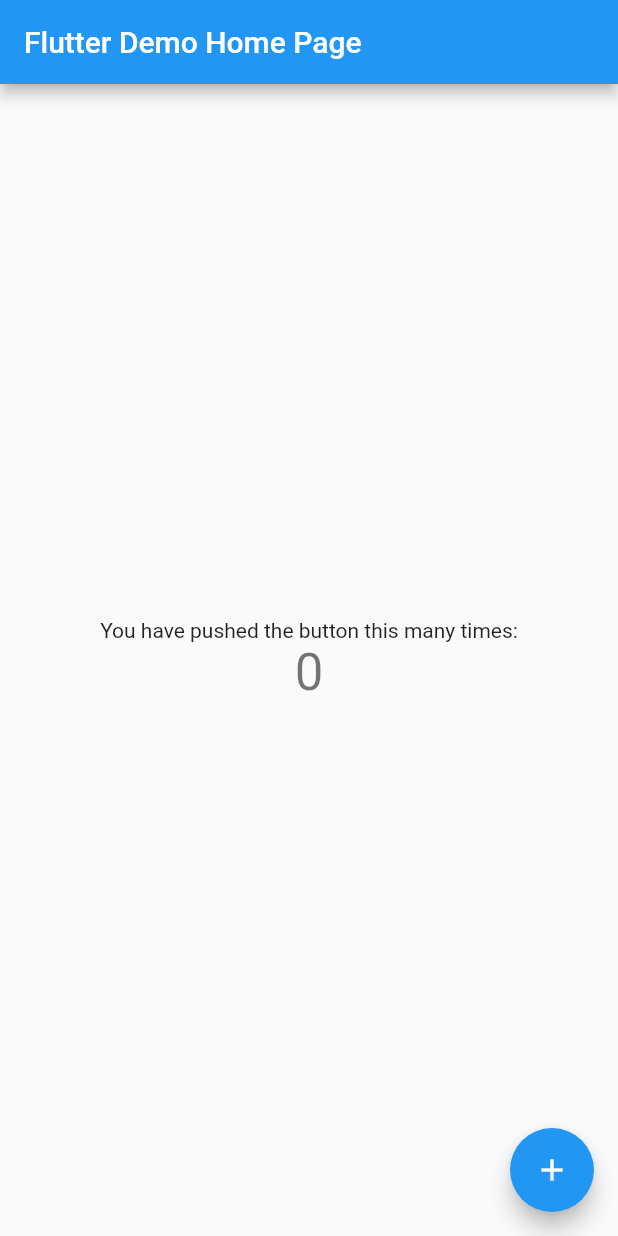
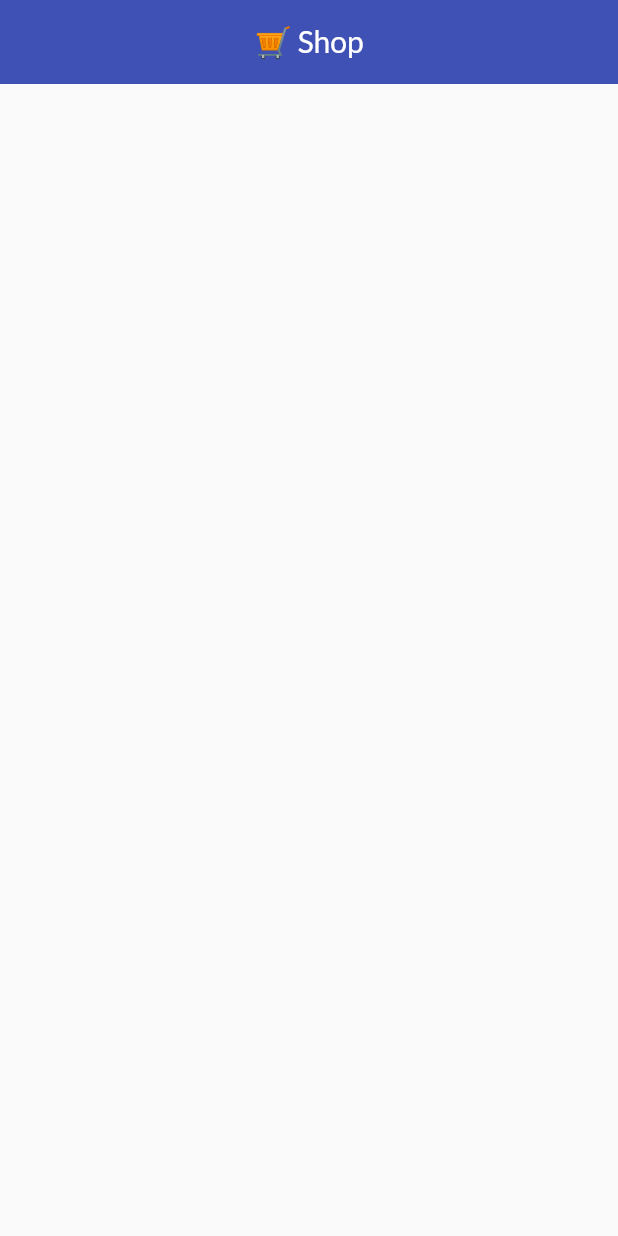
Before and after one commit to Raj-Mandloii/Shop-App-Flutter, a Flutter app: the screen it shows after launch, on a phone screen of 412 x 824 dp. Run offline on Flutter 3.47's test engine with Material 2 defaults, Android fonts, the phone set to English and light mode, and no system bars.

```diff
--- a/lib/main.dart
+++ b/lib/main.dart
@@ -1,4 +1,8 @@
 import 'package:flutter/material.dart';
+import 'package:provider/provider.dart';
+import 'package:shop_app/providers/products.dart';
+import 'package:shop_app/screens/product_detail_screen.dart';
+import 'package:shop_app/screens/product_overview_screen.dart';
 
 void main() {
   runApp(const MyApp());
@@ -10,106 +14,23 @@ class MyApp extends StatelessWidget {
   // This widget is the root of your application.
   @override
   Widget build(BuildContext context) {
-    return MaterialApp(
-      title: 'Flutter Demo',
-      theme: ThemeData(
-        // This is the theme of your application.
-        //
-        // Try running your application with "flutter run". You'll see the
-        // application has a blue toolbar. Then, without quitting the app, try
-        // changing the primarySwatch below to Colors.green and then invoke
-        // "hot reload" (press "r" in the console where you ran "flutter run",
-        // or simply save your changes to "hot reload" in a Flutter IDE).
-        // Notice that the counter didn't reset back to zero; the application
-        // is not restarted.
-        primarySwatch: Colors.blue,
+    return ChangeNotifierProvider(
+      create: (context) => Products(),
+      child: MaterialApp(
+        debugShowCheckedModeBanner: false,
+        title: '🛒 Shop App',
+        theme: ThemeData(
+            primarySwatch: Colors.indigo,
+            accentColor: Colors.deepOrange,
+            fontFamily: "Lato"),
+        home: ProductOverviewScreen(),
+        routes: {
+          ProductDetail.routeName: (ctx) => ProductDetail(),
+        },
       ),
-      home: const MyHomePage(title: 'Flutter Demo Home Page'),
     );
   }
 }
 
-class MyHomePage extends StatefulWidget {
-  const MyHomePage({super.key, required this.title});
-
-  // This widget is the home page of your application. It is stateful, meaning
-  // that it has a State object (defined below) that contains fields that affect
-  // how it looks.
-
-  // This class is the configuration for the state. It holds the values (in this
-  // case the title) provided by the parent (in this case the App widget) and
-  // used by the build method of the State. Fields in a Widget subclass are
-  // always marked "final".
-
-  final String title;
-
-  @override
-  State<MyHomePage> createState() => _MyHomePageState();
-}
-
-class _MyHomePageState extends State<MyHomePage> {
-  int _counter = 0;
-
-  void _incrementCounter() {
-    setState(() {
-      // This call to setState tells the Flutter framework that something has
-      // changed in this State, which causes it to rerun the build method below
-      // so that the display can reflect the updated values. If we changed
-      // _counter without calling setState(), then the build method would not be
-      // called again, and so nothing would appear to happen.
-      _counter++;
-    });
-  }
-
-  @override
-  Widget build(BuildContext context) {
-    // This method is rerun every time setState is called, for instance as done
-    // by the _incrementCounter method above.
-    //
-    // The Flutter framework has been optimized to make rerunning build methods
-    // fast, so that you can just rebuild anything that needs updating rather
-    // than having to individually change instances of widgets.
-    return Scaffold(
-      appBar: AppBar(
-        // Here we take the value from the MyHomePage object that was created by
-        // the App.build method, and use it to set our appbar title.
-        title: Text(widget.title),
-      ),
-      body: Center(
-        // Center is a layout widget. It takes a single child and positions it
-        // in the middle of the parent.
-        child: Column(
-          // Column is also a layout widget. It takes a list of children and
-          // arranges them vertically. By default, it sizes itself to fit its
-          // children horizontally, and tries to be as tall as its parent.
-          //
-          // Invoke "debug painting" (press "p" in the console, choose the
-          // "Toggle Debug Paint" action from the Flutter Inspector in Android
-          // Studio, or the "Toggle Debug Paint" command in Visual Studio Code)
-          // to see the wireframe for each widget.
-          //
-          // Column has various properties to control how it sizes itself and
-          // how it positions its children. Here we use mainAxisAlignment to
-          // center the children vertically; the main axis here is the vertical
-          // axis because Columns are vertical (the cross axis would be
-          // horizontal).
-          mainAxisAlignment: MainAxisAlignment.center,
-          children: <Widget>[
-            const Text(
-              'You have pushed the button this many times:',
-            ),
-            Text(
-              '$_counter',
-              style: Theme.of(context).textTheme.headlineMedium,
-            ),
-          ],
-        ),
-      ),
-      floatingActionButton: FloatingActionButton(
-        onPressed: _incrementCounter,
-        tooltip: 'Increment',
-        child: const Icon(Icons.add),
-      ), // This trailing comma makes auto-formatting nicer for build methods.
-    );
-  }
-}
+//192.168.116.201/
+// 1031
--- /dev/null
+++ b/lib/models/product.dart
@@ -0,0 +1,16 @@
+class Product {
+  final String id;
+  final String title;
+  final String description;
+  final double price;
+  final String imageUrl;
+  bool isFavourite;
+  Product({
+    required this.id,
+    required this.title,
+    required this.price,
+    required this.description,
+    required this.imageUrl,
+    this.isFavourite = false,
+  });
+}
--- /dev/null
+++ b/lib/providers/products.dart
@@ -0,0 +1,17 @@
+import 'package:flutter/material.dart';
+import '../models/product.dart';
+
+// here ChangeNotifier is mixin class
+
+class Products with ChangeNotifier {
+  List<Product> _items = [];
+  List <Product> get items {
+    return [..._items];
+  }
+
+
+  void addProduct(value){
+    _items.add(value);
+    notifyListeners();
+  }
+}
--- /dev/null
+++ b/lib/screens/product_overview_screen.dart
@@ -0,0 +1,19 @@
+import 'package:flutter/material.dart';
+import '../widgets/products_grid.dart';
+// adding provider in root file
+// import "pack"
+
+class ProductOverviewScreen extends StatelessWidget {
+  ProductOverviewScreen({Key? key}) : super(key: key);
+
+  @override
+  Widget build(BuildContext context) {
+    return Scaffold(
+        appBar: AppBar(
+          centerTitle: true,
+          elevation: 0,
+          title: const Text("🛒 Shop"),
+        ),
+        body: ProductsGrid());
+  }
+}
--- /dev/null
+++ b/lib/widgets/products_grid.dart
@@ -0,0 +1,64 @@
+import 'package:flutter/material.dart';
+import 'package:provider/provider.dart';
+import '../providers/products.dart';
+import '../widgets/product_item.dart';
+
+class ProductsGrid extends StatelessWidget {
+  // final List<Product> loadedProducts = [
+  //   Product(
+  //     id: 'p1',
+  //     title: 'Red Shirt',
+  //     description: 'A red shirt - it is pretty red!',
+  //     price: 29.99,
+  //     imageUrl:
+  //         'https://cdn.pixabay.com/photo/2016/10/02/22/17/red-t-shirt-1710578_1280.jpg',
+  //   ),
+  //   Product(
+  //     id: 'p2',
+  //     title: 'Trousers',
+  //     description: 'A nice pair of trousers.',
+  //     price: 59.99,
+  //     imageUrl:
+  //         'https://upload.wikimedia.org/wikipedia/commons/thumb/e/e8/Trousers%2C_dress_%28AM_1960.022-8%29.jpg/512px-Trousers%2C_dress_%28AM_1960.022-8%29.jpg',
+  //   ),
+  //   Product(
+  //     id: 'p3',
+  //     title: 'Yellow Scarf',
+  //     description: 'Warm and cozy - exactly what you need for the winter.',
+  //     price: 19.99,
+  //     imageUrl:
+  //         'https://live.staticflickr.com/4043/4438260868_cc79b3369d_z.jpg',
+  //   ),
+  //   Product(
+  //     id: 'p4',
+  //     title: 'A Pan',
+  //     description: 'Prepare any meal you want.',
+  //     price: 49.99,
+  //     imageUrl:
+  //         'https://upload.wikimedia.org/wikipedia/commons/thumb/1/14/Cast-Iron-Pan.jpg/1024px-Cast-Iron-Pan.jpg',
+  //   ),
+  // ];
+
+  @override
+  Widget build(BuildContext context) {
+    final productsData = Provider.of<Products>(context);
+    final products = productsData.items;
+    return GridView.builder(
+      padding: const EdgeInsets.all(10.0),
+      gridDelegate: const SliverGridDelegateWithFixedCrossAxisCount(
+          crossAxisCount: 2,
+          childAspectRatio: 3 / 2,
+          crossAxisSpacing: 10,
+          mainAxisSpacing: 10),
+      itemCount: products.length,
+      itemBuilder: (ctx, i) {
+        final prod = products[i];
+        return ProductItem(
+          imageUrl: prod.imageUrl,
+          id: prod.id,
+          title: prod.title,
+        );
+      },
+    );
+  }
+}
```
Also changed, not shown: lib/screens/product_detail_screen.dart (added, +18 -0 lines), lib/widgets/product_item.dart (added, +46 -0 lines), pubspec.yaml (+13 -11 lines), assets/fonts/Anton-Regular.ttf (added), assets/fonts/Lato-Bold.ttf (added), assets/fonts/Lato-Regular.ttf (added), pubspec.lock.
